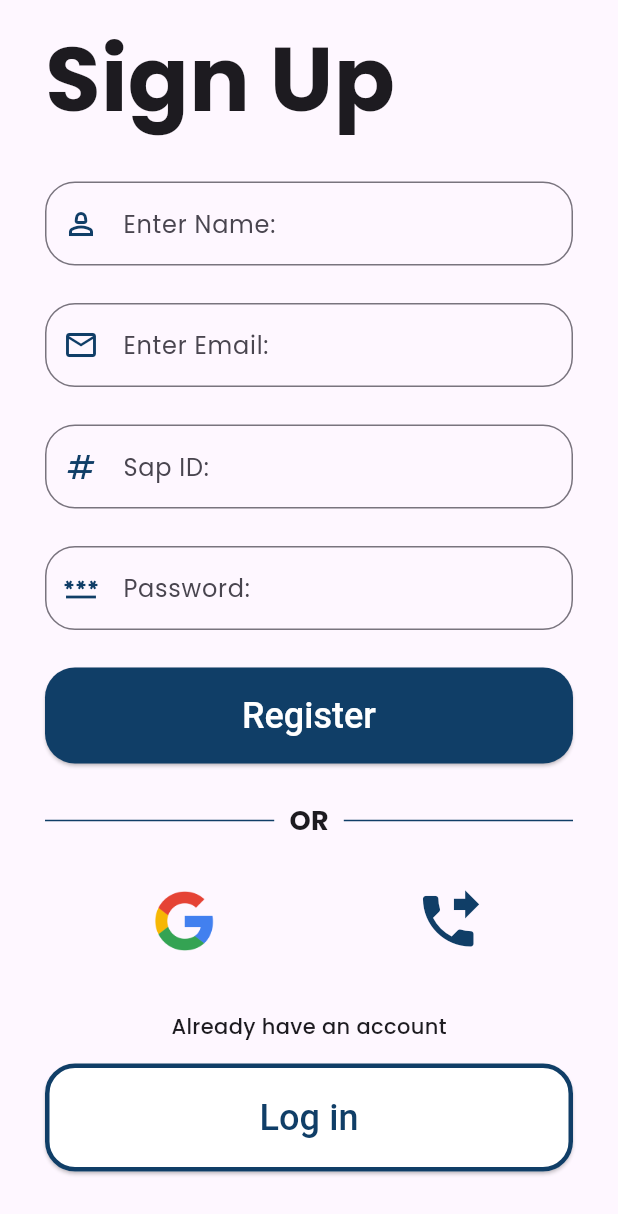
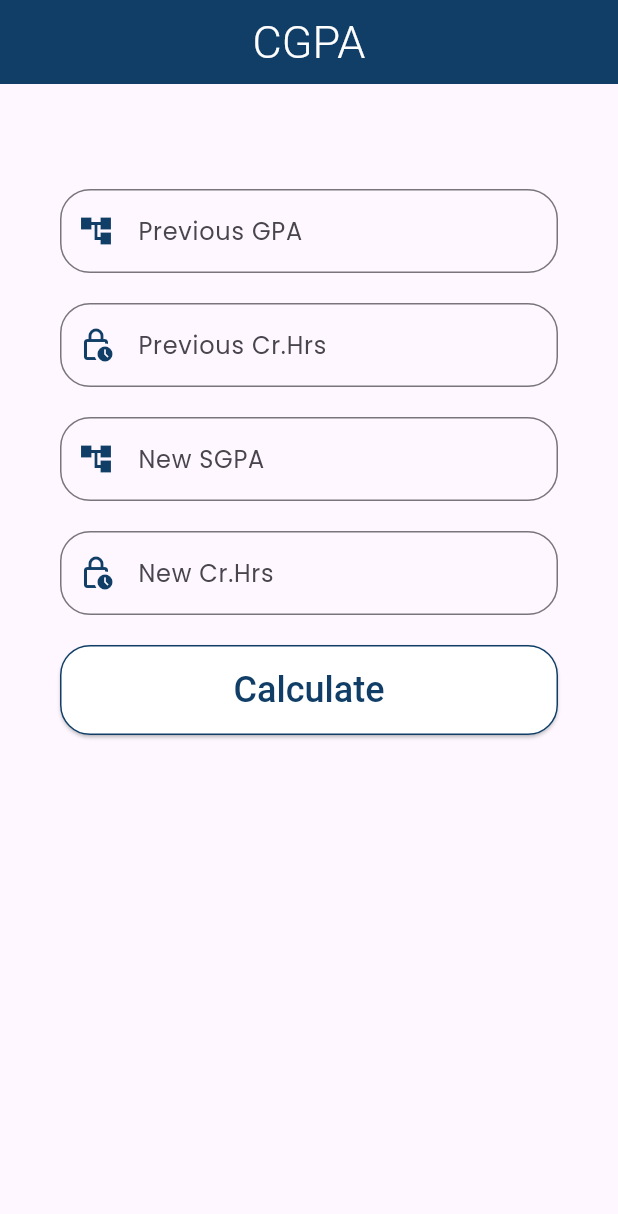
Before and after one commit to thezuraiz/Riphah-Gpa-Calculator, a Flutter app: the screen it shows after launch, on a phone screen of 412 x 824 dp. Shown: the top 1214 px of the screen. Run offline on Flutter 3.47's test engine with Material 3 defaults, Android fonts, the phone set to English and light mode, and no system bars; our stand-ins replace cloud_firestore, firebase_auth, firebase_core, flutter_styled_toast, form_field_validator, google_fonts and 2 more; accounts and stored records are empty.

Commit message:
CGPA Page & Landing Page Complete

```diff
--- /dev/null
+++ b/lib/Functions/cgpaFunc.dart
@@ -0,0 +1,34 @@
+calculateGPA(final String pCH, final String pGPA, final String nCHR,
+    final String nGPA) {
+  // print("pCH: $pCH");
+  // print("pGPA: $pGPA");
+  // print("nCHR: $nCHR");
+  // print("nGPA: $nGPA");
+
+  double Previous_Credit_Hrs = double.parse(pCH);
+  double Previous_GPA = double.parse(pGPA);
+  double New_Credit_Hrs = double.parse(nCHR);
+  double New_SGPA = double.parse(nGPA);
+
+  double CGPA =
+      ((Previous_Credit_Hrs * Previous_GPA) + (New_Credit_Hrs * New_SGPA)) /
+          (Previous_Credit_Hrs + New_Credit_Hrs);
+  return CGPA;
+}
+
+
+showMessage(double cgpa) {
+  if (cgpa > 1 && cgpa < 2) {
+    return "Probation";
+  } else if (cgpa > 2 && cgpa < 2.5) {
+    return "Need Hard Work";
+  }
+  else if (cgpa >= 2.5 && cgpa < 3) {
+    return "Average";
+  }
+  else if (cgpa >= 3 && cgpa < 4) {
+    return "Excellent";
+  } else {
+    return "";
+  }
+}
--- a/lib/Pages/Auth Pages/siginup_page.dart
+++ b/lib/Pages/Auth Pages/siginup_page.dart
@@ -9,7 +9,6 @@ import 'package:google_sign_in/google_sign_in.dart';
 import 'package:form_field_validator/form_field_validator.dart';
 import 'package:flutter_styled_toast/flutter_styled_toast.dart';
 import 'package:cloud_firestore/cloud_firestore.dart';
-
 
 class SignUpPage extends StatefulWidget {
   const SignUpPage({super.key});
@@ -24,18 +23,23 @@ class _SignUpPageState extends State<SignUpPage> {
   TextEditingController nameController = TextEditingController();
   TextEditingController sapIdController = TextEditingController();
 
-  File? pickedImage;
-  bool loaderFlag = false;
-  bool googleLoaderFlag = false;
+  bool showGoogleLoader = false;
 
   final _formKey = GlobalKey<FormState>();
 
   MoveToHome(BuildContext context) async {
+    FocusManager.instance.primaryFocus!.unfocus();
     if (_formKey.currentState!.validate()) {
+      final String email = emailController.text.toString();
       final String name = nameController.text.toString();
-      final String email = emailController.text.toString();
       final String password = passController.text.toString();
       final String sap = sapIdController.text.toString();
+
+      if (!email.endsWith("@riphah.edu.pk")) {
+        WidgetHelper.custom_error_toast(context, "Only Riphah Emial is Valid");
+        return;
+      }
+
       await signUp(context, name, sap, email, password);
     }
   }
@@ -43,6 +47,13 @@ class _SignUpPageState extends State<SignUpPage> {
   @override
   Widget build(BuildContext context) {
     return Scaffold(
+      appBar: AppBar(
+        actions: [
+          IconButton(onPressed: (){
+            FirebaseAuth.instance.signOut();
+          }, icon: Icon(Icons.sign_language))
+        ],
+      ),
       body: Container(
         width: MediaQuery.of(context).size.width,
         padding: const EdgeInsets.symmetric(horizontal: 30, vertical: 10),
@@ -126,12 +137,7 @@ class _SignUpPageState extends State<SignUpPage> {
                       ]),
                     ),
                     WidgetHelper.customSizedBox(25),
-                    loaderFlag
-                        ? const Padding(
-                            padding: EdgeInsets.all(8.0),
-                            child: CircularProgressIndicator(),
-                          )
-                        : SizedBox(
+                    SizedBox(
                       width: double.infinity,
                       child: ElevatedButton(
                         onPressed: () => MoveToHome(context),
@@ -170,18 +176,24 @@ class _SignUpPageState extends State<SignUpPage> {
                       mainAxisAlignment: MainAxisAlignment.spaceAround,
                       children: [
                         IconButton(
-                                onPressed: ()async{
-                                  signInWithGoogle().then((value)async{
-                                    try{
-                                      final profile = value.additionalUserInfo!.profile;
+                            onPressed: () async {
+                              setState(() {
+                                showGoogleLoader = true;
+                              });
+                              signInWithGoogle().then((value) async {
+                                try {
+                                  final profile =
+                                      value.additionalUserInfo!.profile;
                                   final givenName = profile!['given_name'];
                                   final familyName = profile['family_name'];
                                   final pictureUrl = profile['picture'];
                                   final id = profile['id'];
                                   final email = profile['email'];
 
-                                      await FirebaseFirestore.instance.collection("Students").doc(id).set(
-                                          {
+                                  await FirebaseFirestore.instance
+                                      .collection("Students")
+                                      .doc(id)
+                                      .set({
                                     "name": "$givenName $familyName",
                                     "email": email,
                                     "sap": "",
@@ -190,23 +202,26 @@ class _SignUpPageState extends State<SignUpPage> {
                                     "total_subjects": "",
                                     "profile_picture": pictureUrl
                                   });
-                                    }catch(err){
-
+                                } catch (err) {
+                                  setState(() {
+                                    showGoogleLoader = false;
+                                  });
                                 }
+                                Navigator.popAndPushNamed(context, Routes.landingPage);
                               });
                             },
-                                icon: Image.asset(
+                            icon: showGoogleLoader
+                                ? CircularProgressIndicator()
+                                : Image.asset(
                                     "lib/Assets/Icons/Google_Icon.png",
                                     scale: 8,
-                                ),
-                              ),
+                                  )),
                         IconButton(
-                          onPressed: () =>
-                              Navigator.pushNamed(context, Routes.phoneAuth),
-                          icon: Icon(
-                            Icons.phone_forwarded,
-                            size: 45,
-                            color: Color(Color_helper.button_color),
+                          onPressed: () => WidgetHelper.custom_error_toast(
+                              context, "Module Under Development"),
+                          icon: Image.asset(
+                            "lib/Assets/Icons/Facebook_logo.png",
+                            scale: 11,
                           ),
                         ),
                       ],
@@ -252,21 +267,4 @@ class _SignUpPageState extends State<SignUpPage> {
       ),
     );
   }
-
-  Future<UserCredential> signInWithGoogle() async {
-    // Trigger the authentication flow
-    final GoogleSignInAccount? googleUser = await GoogleSignIn().signIn();
-
-    // Obtain the auth details from the request
-    final GoogleSignInAuthentication? googleAuth = await googleUser?.authentication;
-
-    // Create a new credential
-    final credential = GoogleAuthProvider.credential(
-      accessToken: googleAuth?.accessToken,
-      idToken: googleAuth?.idToken,
-    );
-
-    // Once signed in, return the UserCredential
-    return await FirebaseAuth.instance.signInWithCredential(credential);
 }
-}
--- /dev/null
+++ b/lib/Pages/Student Panel/cgpaPage.dart
@@ -0,0 +1,222 @@
+import 'package:flutter/material.dart';
+import 'package:riphah_cgpa_calculator/Functions/cgpaFunc.dart';
+import 'package:riphah_cgpa_calculator/Ui%20Helper/color.dart';
+import 'package:riphah_cgpa_calculator/Ui%20Helper/widget_helper.dart';
+import 'package:syncfusion_flutter_gauges/gauges.dart';
+
+class CGPAPage extends StatefulWidget {
+  const CGPAPage({super.key});
+
+  @override
+  State<CGPAPage> createState() => _CGPAPageState();
+}
+
+class _CGPAPageState extends State<CGPAPage> {
+  final formKey = GlobalKey<FormState>();
+  TextEditingController previousGPA = TextEditingController();
+  TextEditingController previousCHrs = TextEditingController();
+  TextEditingController newGPA = TextEditingController();
+  TextEditingController newCHrs = TextEditingController();
+  double CGPA = 0;
+
+  isValid() {
+    FocusManager.instance.primaryFocus!.unfocus();
+    if (formKey.currentState!.validate()) {
+      final String pCH = previousCHrs.text.toString();
+      final String pGPA = previousGPA.text.toString();
+      final String nCHR = newCHrs.text.toString();
+      final String nGPA = newGPA.text.toString();
+      CGPA = calculateGPA(pCH, pGPA, nCHR, nGPA);
+      setState(() {});
+    }
+  }
+
+  @override
+  Widget build(BuildContext context) {
+    return Scaffold(
+      appBar: AppBar(
+        title: const Text("CGPA"),
+      ),
+      body: SingleChildScrollView(
+        child: Container(
+          padding: const EdgeInsets.symmetric(horizontal: 40),
+          color: Color(Color_helper.background_color),
+          child: Form(
+            key: formKey,
+            child: Column(
+              mainAxisAlignment: MainAxisAlignment.center,
+              children: [
+                if(CGPA > 1) WidgetHelper.customSizedBox(10),
+                (CGPA > 1)
+                    ? GPAGauge(cgpa: CGPA)
+                    : WidgetHelper.customSizedBox(70),
+                TextFormField(
+                  controller: previousGPA,
+                  keyboardType: const TextInputType.numberWithOptions(),
+                  decoration: const InputDecoration(
+                    labelText: "Previous GPA",
+                    prefixIcon: Icon(Icons.account_tree),
+                  ),
+                  validator: (value) {
+                    if (value!.isEmpty) {
+                      return "Required";
+                    }
+                    if (!(double.parse(value) > 0 &&
+                        double.parse(value) <= 4.0)) {
+                      return "Invalid Value";
+                    }
+                    return null;
+                  },
+                  autovalidateMode: AutovalidateMode.onUserInteraction,
+                ),
+                WidgetHelper.customSizedBox(20),
+                TextFormField(
+                  validator: (value) {
+                    if (value!.isEmpty) {
+                      return "Required";
+                    }
+                    if (!(double.parse(value) > 0 &&
+                        double.parse(value) <= 200)) {
+                      return "Invalid Value";
+                    }
+                    return null;
+                  },
+                  controller: previousCHrs,
+                  keyboardType: const TextInputType.numberWithOptions(),
+                  decoration: const InputDecoration(
+                    labelText: "Previous Cr.Hrs",
+                    prefixIcon: Icon(Icons.lock_clock_outlined),
+                  ),
+                  autovalidateMode: AutovalidateMode.onUserInteraction,
+                ),
+                WidgetHelper.customSizedBox(20),
+                TextFormField(
+                  controller: newGPA,
+                  keyboardType: const TextInputType.numberWithOptions(),
+                  decoration: const InputDecoration(
+                    labelText: "New SGPA",
+                    prefixIcon: Icon(Icons.account_tree),
+                  ),
+                  validator: (value) {
+                    if (value!.isEmpty) {
+                      return "Required";
+                    }
+                    if (!(double.parse(value) > 0 &&
+                        double.parse(value) <= 4.0)) {
+                      return "Invalid Value";
+                    }
+                    return null;
+                  },
+                  autovalidateMode: AutovalidateMode.onUserInteraction,
+                ),
+                WidgetHelper.customSizedBox(20),
+                TextFormField(
+                  controller: newCHrs,
+                  keyboardType: const TextInputType.numberWithOptions(),
+                  decoration: const InputDecoration(
+                    labelText: "New Cr.Hrs",
+                    prefixIcon: Icon(Icons.lock_clock_outlined),
+                  ),
+                  validator: (value) {
+                    if (value!.isEmpty) {
+                      return "Required";
+                    }
+                    if (!(double.parse(value) > 0 &&
+                        double.parse(value) <= 20)) {
+                      return "Invalid Value";
+                    }
+                    return null;
+                  },
+                  autovalidateMode: AutovalidateMode.onUserInteraction,
+                ),
+                WidgetHelper.customSizedBox(20),
+                SizedBox(
+                  width: double.infinity,
+                  child: ElevatedButton(
+                    style: ElevatedButton.styleFrom(
+                      backgroundColor: Colors.white,
+                      foregroundColor: Color(Color_helper.button_color),
+                      padding: const EdgeInsets.all(16),
+                      side: BorderSide(
+                          color: Color(Color_helper.button_color), width: 1),
+                    ),
+                    onPressed: isValid,
+                    child: const Text(
+                      "Calculate",
+                    ),
+                  ),
+                ),
+              ],
+            ),
+          ),
+        ),
+      ),
+    );
+  }
+
+
+}
+
+class GPAGauge extends StatefulWidget {
+  final double cgpa;
+  const GPAGauge({super.key, required this.cgpa});
+
+  @override
+  State<GPAGauge> createState() => _GPAGaugeState();
+}
+
+class _GPAGaugeState extends State<GPAGauge> {
+
+  @override
+  Widget build(BuildContext context) {
+    return SfRadialGauge(
+      title: GaugeTitle(
+          text: showMessage(widget.cgpa),
+          textStyle: const TextStyle(fontWeight: FontWeight.w500, fontSize: 24,),
+      ),
+      axes: [
+        RadialAxis(
+          minimum: 0,
+          maximum: 4,
+          ranges: [
+            GaugeRange(
+              startValue: 0,
+              endValue: 1,
+              color: Colors.red,
+            ),
+            GaugeRange(
+              startValue: 1,
+              endValue: 2,
+              color: Colors.yellow,
+            ),
+            GaugeRange(
+              startValue: 2,
+              endValue: 3,
+              color: Colors.lightGreenAccent,
+            ),
+            GaugeRange(
+              startValue: 3,
+              endValue: 4,
+              color: Colors.blue,
+            )
+          ],
+          pointers: [
+            NeedlePointer(
+              value: widget.cgpa,
+              enableAnimation: true,
+            )
+          ],
+          annotations: [
+            GaugeAnnotation(
+              widget: (widget.cgpa > 0)
+                  ? Text("CGPA: ${widget.cgpa.toStringAsFixed(3)}",style: TextStyle(fontSize: 20,fontWeight: FontWeight.w800),)
+                  : const Text(""),
+              positionFactor: 0.5,
+              angle: 90,
+            ),
+          ],
+        ),
+      ],
+    );
+  }
+}
--- /dev/null
+++ b/lib/Ui Helper/theme.dart
@@ -0,0 +1,46 @@
+import 'package:flutter/material.dart';
+import 'package:google_fonts/google_fonts.dart';
+import 'package:riphah_cgpa_calculator/Ui%20Helper/color.dart';
+
+ThemeData UiThemeData() {
+  return ThemeData(
+    primaryColor: Color(Color_helper.button_color),
+    useMaterial3: true,
+    fontFamily: GoogleFonts.poppins().fontFamily,
+    appBarTheme: AppBarTheme(
+        centerTitle: true,
+        backgroundColor: Color(Color_helper.button_color),
+        foregroundColor: Colors.white,
+      titleTextStyle: TextStyle(
+        fontWeight: FontWeight.w300,
+        fontSize: 30,
+        fontFamily: GoogleFonts.roboto().fontFamily
+      )
+    ),
+    inputDecorationTheme: InputDecorationTheme(
+      border: OutlineInputBorder(
+        borderRadius: BorderRadius.circular(20),
+        borderSide: BorderSide(
+          color: Color(Color_helper.button_color),
+        ),
+      ),
+      prefixIconColor: Color(Color_helper.button_color),
+    ),
+    elevatedButtonTheme: ElevatedButtonThemeData(
+      style: ElevatedButton.styleFrom(
+        backgroundColor: Color(Color_helper.button_color),
+        foregroundColor: Colors.white,
+        shape: RoundedRectangleBorder(borderRadius: BorderRadius.circular(20)),
+        textStyle: const TextStyle(
+          color: Colors.white,
+          fontSize: 24,
+          fontWeight: FontWeight.w500,
+        ),
+        padding: const EdgeInsets.all(18),
+      ),
+    ),
+    progressIndicatorTheme: ProgressIndicatorThemeData(
+      color: Color(Color_helper.button_color),
+    ),
+  );
+}
--- a/lib/main.dart
+++ b/lib/main.dart
@@ -2,13 +2,17 @@ import 'package:flutter/material.dart';
 import 'package:riphah_cgpa_calculator/Pages/Auth%20Pages/login_page.dart';
 import 'package:riphah_cgpa_calculator/Pages/Auth%20Pages/siginup_page.dart';
 import 'package:riphah_cgpa_calculator/Pages/Auth%20Pages/splash_screen.dart';
+import 'package:riphah_cgpa_calculator/Pages/Student%20Panel/cgpaPage.dart';
+import 'package:riphah_cgpa_calculator/Pages/Student%20Panel/landingPage.dart';
 import 'package:riphah_cgpa_calculator/Ui%20Helper/color.dart';
+import 'package:riphah_cgpa_calculator/Ui%20Helper/connectionError.dart';
+import 'package:riphah_cgpa_calculator/Ui%20Helper/theme.dart';
 import 'package:riphah_cgpa_calculator/firebase_options.dart';
 import 'package:riphah_cgpa_calculator/routes.dart';
 import 'package:firebase_core/firebase_core.dart';
 import 'package:google_fonts/google_fonts.dart';
 
-void main()async{
+void main() async {
   WidgetsFlutterBinding.ensureInitialized();
   await Firebase.initializeApp(options: DefaultFirebaseOptions.currentPlatform);
   runApp(const MyApp());
@@ -22,37 +26,16 @@ class MyApp extends StatelessWidget {
     return MaterialApp(
       title: 'Flutter Demo',
       debugShowCheckedModeBanner: false,
-      theme: ThemeData(
-        primaryColor: Color(Color_helper.button_color),
-        useMaterial3: true,
-          fontFamily: GoogleFonts.poppins().fontFamily,
-        inputDecorationTheme: InputDecorationTheme(
-          border: OutlineInputBorder(
-            borderRadius: BorderRadius.circular(20),
-            borderSide: BorderSide(color: Color(Color_helper.button_color),
-            ),
-          ),
-          prefixIconColor: Color(Color_helper.button_color),
-        ),
-        elevatedButtonTheme: ElevatedButtonThemeData(
-          style: ElevatedButton.styleFrom(
-            backgroundColor: Color(Color_helper.button_color),
-            foregroundColor: Colors.white,
-            shape: RoundedRectangleBorder(borderRadius: BorderRadius.circular(20)),
-            textStyle: const TextStyle(
-              color: Colors.white,
-              fontSize: 24,
-              fontWeight: FontWeight.w500,
-            ),
-            padding: const EdgeInsets.all(18),
-          )
-        ),
-      ),
-      initialRoute: Routes.signupPage,
+      theme: UiThemeData(),
+      initialRoute: Routes.cgpa,
       routes: {
         Routes.splashScreen: (context) => const SplashScreen(),
         Routes.loginPage: (context) => const LoginPage(),
         Routes.signupPage: (context) => const SignUpPage(),
+        // Landing Page Routes
+        Routes.landingPage: (context) => const LandingPage(),
+        Routes.cgpa: (context) => const CGPAPage(),
+        Routes.connectionError: (context) => const ConnectionError(),
       },
     );
   }
--- a/lib/routes.dart
+++ b/lib/routes.dart
@@ -2,6 +2,9 @@ class Routes{
   static String splashScreen = "/splash_screen";
   static String loginPage = "/login_page";
   static String signupPage = "/signup_page";
+
+  // Landing Page Routes
   static String landingPage = "/landing_page";
-  static String phoneAuth = "/phone_auth";
+  static String cgpa = "/cgpa_page";
+  static String connectionError = "/connection_error";
 }
--- a/pubspec.yaml
+++ b/pubspec.yaml
@@ -54,6 +54,7 @@ dev_dependencies:
   google_sign_in: ^6.2.1
   form_field_validator: ^1.1.0
   flutter_styled_toast: ^2.2.1
+  syncfusion_flutter_gauges: ^24.2.4
 
 # For information on the generic Dart part of this file, see the
 # following page: https://dart.dev/tools/pub/pubspec
```
Also changed, not shown: lib/Functions/landingpageFunc.dart (added, +55 -0 lines), lib/Functions/signupFunc.dart (+18 -1 lines), lib/Pages/Student Panel/landingPage.dart (added, +52 -0 lines), lib/Ui Helper/connectionError.dart (added, +18 -0 lines), lib/Ui Helper/widget_helper.dart (+21 -7 lines), lib/Assets/Icons/Facebook_logo.png (added), lib/Assets/Icons/something_wrong.jpg (added), pubspec.lock. Lines whose indentation alone changed are shown as unchanged.
